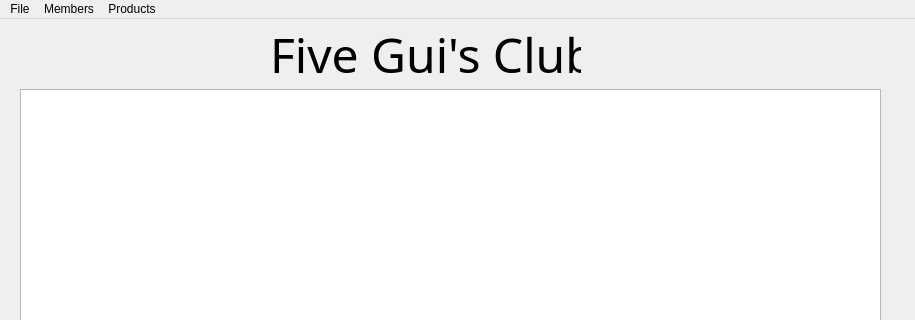
The window that src/qt/mainwindow.ui (minipunch/cs1cproject1) describes before a commit, drawn with Qt 5; both pictures show x 0 to 915 and y 0 to 320 of the 915 by 636 pixel window.
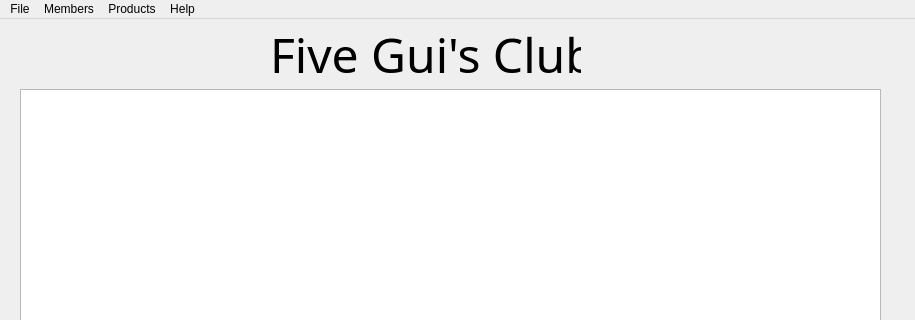
The same window after the commit.

Commit message:
Added credit section and cleaned up mainwindow class
New  credit section under Help > About.

Patch:
```diff
--- a/src/qt/mainwindow.ui
+++ b/src/qt/mainwindow.ui
@@ -164,9 +164,16 @@
     <addaction name="actionDelete"/>
     <addaction name="actionSearch_2"/>
    </widget>
+   <widget class="QMenu" name="menuHelp">
+    <property name="title">
+     <string>Help</string>
+    </property>
+    <addaction name="actionAbout"/>
+   </widget>
    <addaction name="menuFile"/>
    <addaction name="menuMembers"/>
    <addaction name="menuManage_Products"/>
+   <addaction name="menuHelp"/>
   </widget>
   <action name="actionMember_File_Import">
    <property name="text">
```
Left out of the diff: 5 changed lines with no effect on the pictures. The commit also changes 2 other files.
